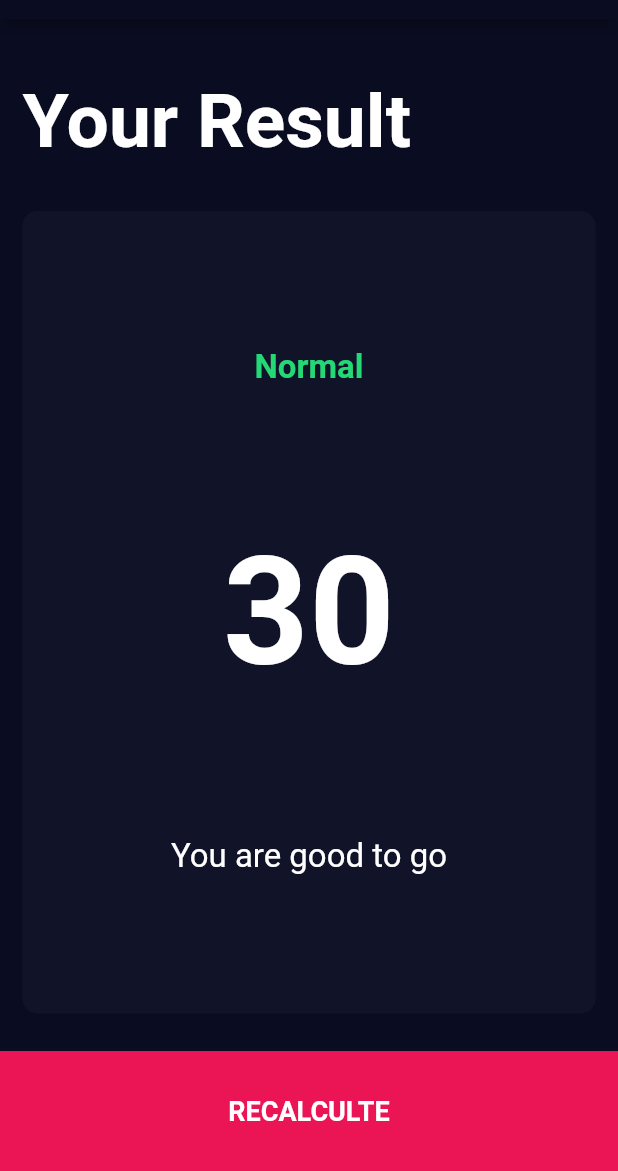
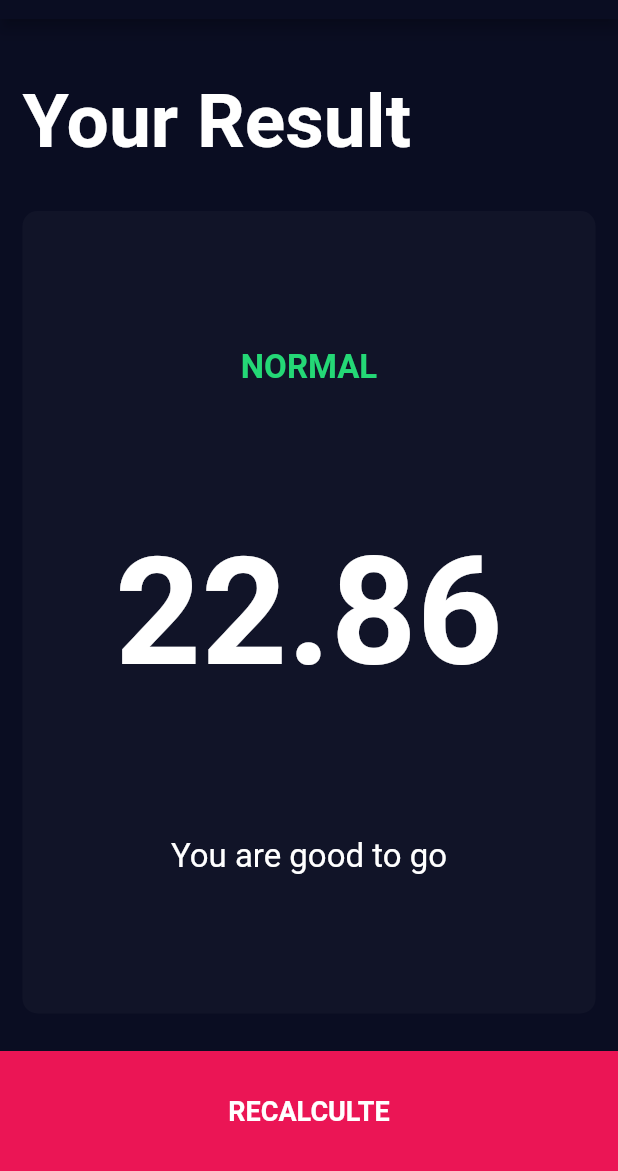
Before and after one commit to HeratUni-CS/bmi-calculator-AhmadErshad, a Flutter app: the screen it shows after launch, after a tap on "CALCULATE YOUR BMI", on a phone screen of 412 x 824 dp, the part 65-1236 px from its top. Run offline on Flutter 3.47's test engine with Material 2 defaults, Android fonts, the phone set to English and light mode, and no system bars; our stand-ins replace font_awesome_flutter.

Commit message:
furth commit

```diff
--- /dev/null
+++ b/lib/bmi_brain.dart
@@ -0,0 +1,40 @@
+import 'dart:math';
+
+class BMIBrain{
+  int height;
+  int weight;
+  late double  bmi;
+
+  BMIBrain({required this.height, required this.weight}) {
+    // bmi = weight / ((height / 100) * (height / 100));
+    bmi = weight / pow(height/ 100, 2);
+  }
+
+  String getResult() {
+    if(bmi < 18.5) {
+      return 'UNDERWEIGHT';
+    } else if(bmi < 24.9 && bmi > 18.5) {
+        return 'NORMAL';
+    } else if(bmi < 29.9 && bmi > 24.9){
+      return 'OVERWEIGHT';
+    } else {
+      return 'OBESE';
+    }
+  }
+
+  String getBMI() {
+    return bmi.toStringAsFixed(2);
+  }
+
+  String getInterpretation() {
+    if(bmi < 18.5) {
+      return 'You are dying, eat something';
+    } else if(bmi < 24.9 && bmi > 18.5) {
+        return 'You are good to go';
+    } else if(bmi < 29.9 && bmi > 24.9){
+      return 'You are too fat, Exercise';
+    } else {
+      return 'You are exploading';
+    }
+  }
+}
--- a/lib/screens/input_page.dart
+++ b/lib/screens/input_page.dart
@@ -1,5 +1,3 @@
-// ignore_for_file: must_be_immutable
-
 import 'package:flutter/material.dart';
 import 'package:font_awesome_flutter/font_awesome_flutter.dart';
 import '../components/icon_content.dart';
@@ -8,6 +6,7 @@ import '../constants.dart';
 import 'result_page.dart';
 import '../components/bottom_button.dart';
 import '../components/round_icon_button.dart';
+import '../bmi_brain.dart';
 
 
   enum Gender{
@@ -199,12 +198,13 @@ class _InputPageState extends State<InputPage> {
           ),
           BottomButton(
             onPressed: () {
+              BMIBrain bmiBrain = BMIBrain(height: height, weight: weight);
               Navigator.push(context,
               MaterialPageRoute(builder: (context) {
                 return ResultsPage(
-                  result: 'Normal',
-                  bmi: '30',
-                  interpretation: 'You are good to go',
+                  result: bmiBrain.getResult(),
+                  bmi: bmiBrain.getBMI(),
+                  interpretation: bmiBrain.getInterpretation(),
                 );
               },
               ),
--- a/lib/screens/result_page.dart
+++ b/lib/screens/result_page.dart
@@ -57,6 +57,7 @@ class ResultsPage extends StatelessWidget {
               )
             ),
             ),
+            // this button use to go home page and calculate again
             BottomButton(
               onPressed: () {
                 Navigator.pop(context);
```
